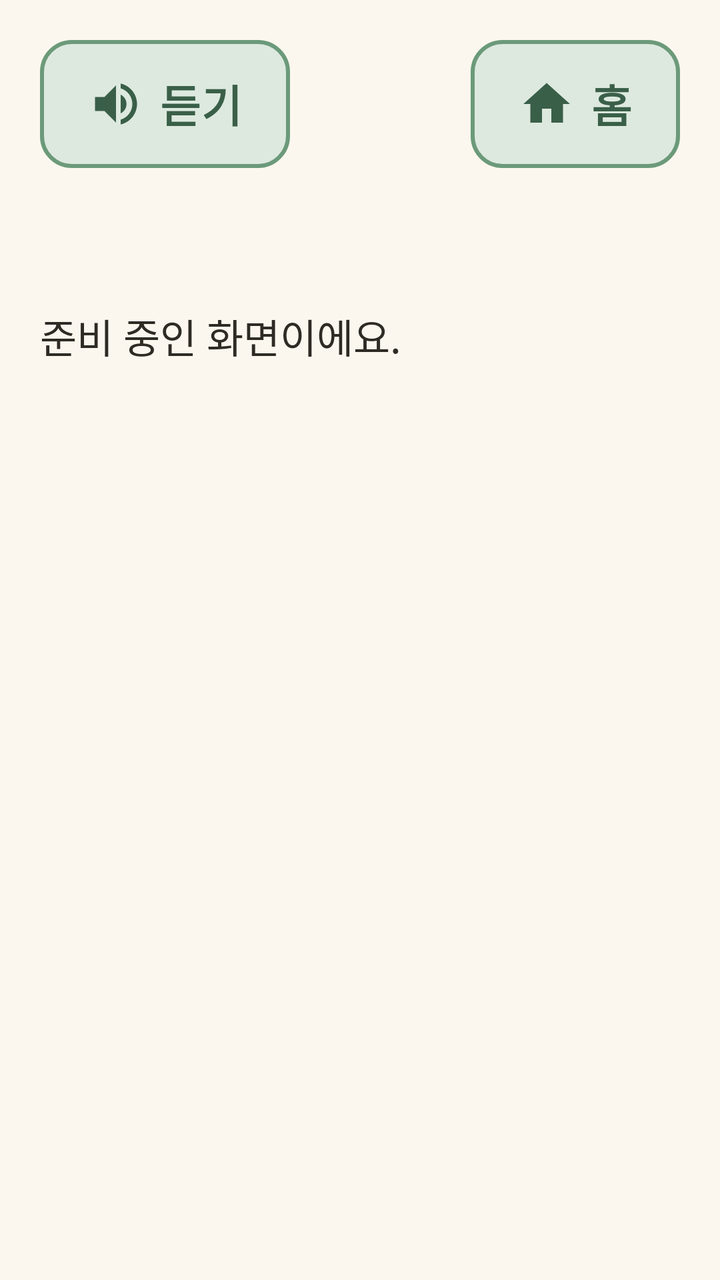
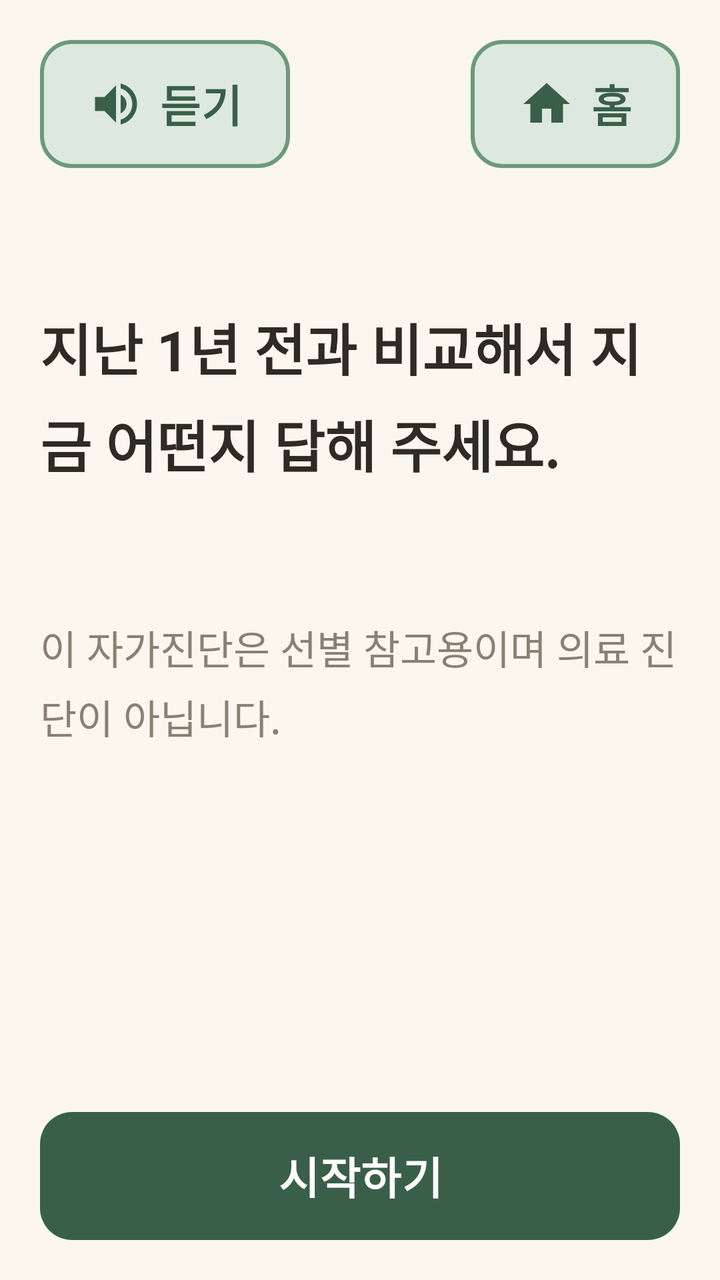

The first picture is an Android layout as it rendered before a commit; the second is the same layout after the commit. The layout source and the unified diff follow.
<!-- AndroidManifest.xml: application theme Theme.Dorawing -->
<!-- res/layout/activity_diagnosis_intro.xml -->
<?xml version="1.0" encoding="utf-8"?>
<LinearLayout xmlns:android="http://schemas.android.com/apk/res/android"
    android:layout_width="match_parent"
    android:layout_height="match_parent"
    android:orientation="vertical"
    android:padding="@dimen/screen_padding">

    <include
        android:id="@+id/topBar"
        layout="@layout/view_top_bar" />

    <TextView
        android:layout_width="match_parent"
        android:layout_height="wrap_content"
        android:layout_marginTop="@dimen/screen_padding"
        android:text="@string/screen_preparing" />
</LinearLayout>
<!-- res/layout/view_top_bar.xml (included above) -->
<?xml version="1.0" encoding="utf-8"?>
<LinearLayout xmlns:android="http://schemas.android.com/apk/res/android"
    xmlns:app="http://schemas.android.com/apk/res-auto"
    android:layout_width="match_parent"
    android:layout_height="wrap_content"
    android:orientation="vertical">

    <LinearLayout
        android:layout_width="match_parent"
        android:layout_height="wrap_content"
        android:gravity="center_vertical"
        android:orientation="horizontal">

        <com.google.android.material.button.MaterialButton
            android:id="@+id/btnSpeak"
            style="@style/Button.Secondary"
            android:layout_width="wrap_content"
            android:layout_height="wrap_content"
            android:text="@string/top_speak"
            app:icon="@drawable/ic_speaker" />

        <Space
            android:layout_width="0dp"
            android:layout_height="0dp"
            android:layout_weight="1" />

        <com.google.android.material.button.MaterialButton
            android:id="@+id/btnHome"
            style="@style/Button.Secondary"
            android:layout_width="wrap_content"
            android:layout_height="wrap_content"
            android:text="@string/top_home"
            app:icon="@drawable/ic_home" />
    </LinearLayout>

    <TextView
        android:id="@+id/tvTitle"
        style="@style/Text.Title"
        android:layout_width="match_parent"
        android:layout_height="wrap_content"
        android:layout_marginTop="@dimen/gap" />
</LinearLayout>
<!-- resources referenced by this layout -->
<resources>
  <dimen name="gap">12dp</dimen>
  <dimen name="screen_padding">20dp</dimen>
  <!-- drawable ic_home (drawable) -->
  <vector xmlns:android="http://schemas.android.com/apk/res/android"
      android:width="24dp"
      android:height="24dp"
      android:viewportWidth="24"
      android:viewportHeight="24">
      <path
          android:fillColor="#FF000000"
          android:pathData="M10,20v-6h4v6h5v-8h3L12,3 2,12h3v8z" />
  </vector>
  <!-- drawable ic_speaker (drawable) -->
  <vector xmlns:android="http://schemas.android.com/apk/res/android"
      android:width="24dp"
      android:height="24dp"
      android:viewportWidth="24"
      android:viewportHeight="24">
      <path
          android:fillColor="#FF000000"
          android:pathData="M3,9v6h4l5,5V4L7,9H3zM16.5,12c0,-1.77 -1.02,-3.29 -2.5,-4.03v8.05c1.48,-0.73 2.5,-2.25 2.5,-4.02zM14,3.23v2.06c2.89,0.86 5,3.54 5,6.71s-2.11,5.85 -5,6.71v2.06c4.01,-0.91 7,-4.49 7,-8.77s-2.99,-7.86 -7,-8.77z" />
  </vector>
  <string name="screen_preparing">준비 중인 화면이에요.</string>
  <string name="top_home">홈</string>
  <string name="top_speak">듣기</string>
  <style name="Button.Secondary" parent="Button.Primary">
          <item name="backgroundTint">@color/green_light</item>
          <item name="android:textColor">@color/green_dark</item>
          <item name="iconTint">@color/green_dark</item>
          <item name="strokeColor">@color/green_mid</item>
          <item name="strokeWidth">@dimen/button_stroke</item>
      </style>
  <style name="Text.Title" parent="Text.Body">
          <item name="android:textSize">@dimen/text_title</item>
          <item name="android:textStyle">bold</item>
          <item name="android:textColor">@color/green_dark</item>
      </style>
  <style name="Theme.Dorawing" parent="Theme.Material3.Light.NoActionBar">
          <item name="colorPrimary">@color/green_dark</item>
          <item name="colorOnPrimary">@color/white</item>
          <item name="colorSecondary">@color/coral_dark</item>
          <item name="colorOnSecondary">@color/white</item>
          <item name="android:colorBackground">@color/cream</item>
          <item name="colorSurface">@color/cream</item>
          <item name="colorOnSurface">@color/text_main</item>
          <item name="android:windowBackground">@color/cream</item>
          <item name="android:windowLightStatusBar">true</item>
          <item name="android:windowLightNavigationBar">true</item>
          
          <item name="android:textViewStyle">@style/Text.Body</item>
          <item name="materialButtonStyle">@style/Button.Primary</item>
      </style>
  <color name="green_light">#DDE9DF</color>
  <color name="green_dark">#3A5F48</color>
  <color name="green_mid">#6B9A7A</color>
  <dimen name="button_stroke">2dp</dimen>
  <style name="Text.Body" parent="Widget.MaterialComponents.TextView">
          <item name="android:textSize">@dimen/text_body</item>
          <item name="android:textColor">@color/text_main</item>
          <item name="android:lineSpacingMultiplier">1.2</item>
      </style>
  <dimen name="text_title">28sp</dimen>
  <color name="white">#FFFFFFFF</color>
  <color name="coral_dark">#C85A41</color>
  <color name="cream">#FBF7EE</color>
  <color name="text_main">#2E2A24</color>
  <dimen name="button_height">64dp</dimen>
  <dimen name="text_button">22sp</dimen>
  <dimen name="corner">16dp</dimen>
  <dimen name="icon_size">28dp</dimen>
  <dimen name="text_body">20sp</dimen>
  <!-- unchanged entries left out for length: 1 -->
</resources>

<!-- the commit's change to res/layout/activity_diagnosis_intro.xml (unified diff, before → after) -->
@@ -9,11 +9,44 @@
         android:id="@+id/topBar"
         layout="@layout/view_top_bar" />
 
-    <TextView
+    <ScrollView
+        android:layout_width="match_parent"
+        android:layout_height="0dp"
+        android:layout_weight="1">
+
+        <LinearLayout
+            android:layout_width="match_parent"
+            android:layout_height="wrap_content"
+            android:orientation="vertical">
+
+            <TextView
+                android:layout_width="match_parent"
+                android:layout_height="wrap_content"
+                android:layout_marginTop="@dimen/screen_padding"
+                android:text="@string/diag_intro_guide"
+                android:textSize="@dimen/text_title"
+                android:textStyle="bold" />
+
+            <TextView
+                android:id="@+id/tvDetail"
+                android:layout_width="match_parent"
+                android:layout_height="wrap_content"
+                android:layout_marginTop="@dimen/screen_padding" />
+
+            <TextView
+                style="@style/Text.Sub"
+                android:layout_width="match_parent"
+                android:layout_height="wrap_content"
+                android:layout_marginTop="@dimen/screen_padding"
+                android:text="@string/diag_intro_note" />
+        </LinearLayout>
+    </ScrollView>
+
+    <com.google.android.material.button.MaterialButton
+        android:id="@+id/btnStart"
         android:layout_width="match_parent"
         android:layout_height="wrap_content"
-        android:layout_marginTop="@dimen/screen_padding"
-        android:text="@string/screen_preparing" />
+        android:text="@string/diag_start" />
 </LinearLayout>
 <!-- res/layout/view_top_bar.xml (included above) -->
 <?xml version="1.0" encoding="utf-8"?>
<!-- resource entries referenced after the edit -->
@@ -22,7 +22,9 @@
           android:fillColor="#FF000000"
           android:pathData="M3,9v6h4l5,5V4L7,9H3zM16.5,12c0,-1.77 -1.02,-3.29 -2.5,-4.03v8.05c1.48,-0.73 2.5,-2.25 2.5,-4.02zM14,3.23v2.06c2.89,0.86 5,3.54 5,6.71s-2.11,5.85 -5,6.71v2.06c4.01,-0.91 7,-4.49 7,-8.77s-2.99,-7.86 -7,-8.77z" />
   </vector>
-  <string name="screen_preparing">준비 중인 화면이에요.</string>
+  <string name="diag_intro_guide">지난 1년 전과 비교해서 지금 어떤지 답해 주세요.</string>
+  <string name="diag_intro_note">이 자가진단은 선별 참고용이며 의료 진단이 아닙니다.</string>
+  <string name="diag_start">시작하기</string>
   <string name="top_home">홈</string>
   <string name="top_speak">듣기</string>
   <style name="Button.Secondary" parent="Button.Primary">
@@ -31,6 +33,9 @@
           <item name="iconTint">@color/green_dark</item>
           <item name="strokeColor">@color/green_mid</item>
           <item name="strokeWidth">@dimen/button_stroke</item>
+      </style>
+  <style name="Text.Sub" parent="Text.Body">
+          <item name="android:textColor">@color/text_sub</item>
       </style>
   <style name="Text.Title" parent="Text.Body">
           <item name="android:textSize">@dimen/text_title</item>
@@ -47,7 +52,7 @@
           <item name="colorOnSurface">@color/text_main</item>
           <item name="android:windowBackground">@color/cream</item>
           <item name="android:windowLightStatusBar">true</item>
-          <item name="android:windowLightNavigationBar">true</item>
+          <item name="android:windowLightNavigationBar" tools:targetApi="27">true</item>
           
           <item name="android:textViewStyle">@style/Text.Body</item>
           <item name="materialButtonStyle">@style/Button.Primary</item>
@@ -61,6 +66,7 @@
           <item name="android:textColor">@color/text_main</item>
           <item name="android:lineSpacingMultiplier">1.2</item>
       </style>
+  <color name="text_sub">#8A8073</color>
   <dimen name="text_title">28sp</dimen>
   <color name="white">#FFFFFFFF</color>
   <color name="coral_dark">#C85A41</color>
